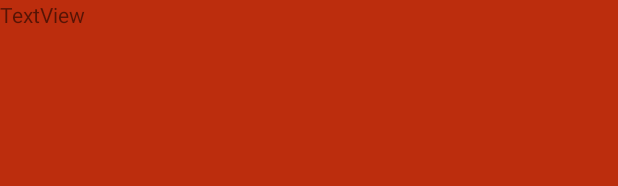
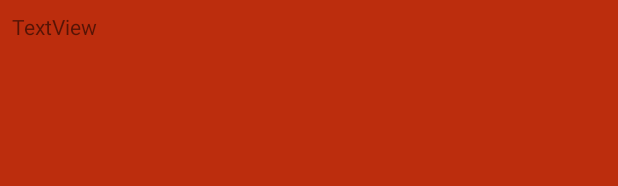
Before and after one commit to Sergiooo97/ntcad, an Android app: the layout activity_main.xml on its own in the app's theme, with its tools: preview values and no code run, on a phone screen of 412 x 824 dp. Shown: the top 186 px of the screen. Run offline under Robolectric (Android 15) with nearby library versions, the phone set to English and light mode, and no system bars.

```diff
--- a/ncad/SplashtoHomeAngga-master/app/src/main/res/layout/activity_main.xml
+++ b/ncad/SplashtoHomeAngga-master/app/src/main/res/layout/activity_main.xml
@@ -332,7 +332,16 @@
         android:id="@+id/tv2"
         android:layout_width="wrap_content"
         android:layout_height="wrap_content"
-        android:text="TextView" />
+        android:layout_marginStart="8dp"
+        android:layout_marginTop="8dp"
+        android:layout_marginEnd="8dp"
+        android:text="TextView"
+        app:layout_constraintBottom_toBottomOf="@+id/txtins"
+        app:layout_constraintEnd_toEndOf="parent"
+        app:layout_constraintHorizontal_bias="0.0"
+        app:layout_constraintStart_toStartOf="parent"
+        app:layout_constraintTop_toTopOf="parent"
+        app:layout_constraintVertical_bias="0.0" />
 
     <Spinner
         android:id="@+id/spmenu"
--- a/ncad/SplashtoHomeAngga-master/app/src/main/res/layout/anio_uno.xml
+++ b/ncad/SplashtoHomeAngga-master/app/src/main/res/layout/anio_uno.xml
@@ -3,7 +3,7 @@
     xmlns:tools="http://schemas.android.com/tools"
     android:layout_width="match_parent"
     android:layout_height="match_parent"
-    android:background="@drawable/libre"
+    android:background="@drawable/libreta2"
     android:alpha="2.0">
 
     <TextView
--- a/ncad/SplashtoHomeAngga-master/app/src/main/res/layout/formulario_layout.xml
+++ b/ncad/SplashtoHomeAngga-master/app/src/main/res/layout/formulario_layout.xml
@@ -2,7 +2,7 @@
 <LinearLayout android:orientation="vertical" android:layout_width="fill_parent"
     android:layout_height="wrap_content"
     android:rotationX="0.0"
-    android:background="#ffffefb1"
+    android:background="@drawable/libreta2"
     xmlns:android="http://schemas.android.com/apk/res/android" xmlns:app="http://schemas.android.com/apk/res-auto">
 
 
@@ -121,7 +121,8 @@
                             android:layout_height="44.0dip"
                             android:layout_marginTop="10.0dip"
                             android:width="0.0dip"
-                            android:background="@drawable/rnr"
+                            android:background="@drawable/bginput2"
+                            android:elevation="8dp"
                             android:ems="10"
                             android:gravity="center"
                             android:hint="Ingresar nombreeee"
```
Also changed, not shown: ncad/SplashtoHomeAngga-master/app/src/main/java/com/example/anggarisky/splashtohomeangga/Consulta.java (+73 -68 lines), ncad/SplashtoHomeAngga-master/app/src/main/java/com/example/anggarisky/splashtohomeangga/MainActivity.java (+9 -0 lines), ncad/SplashtoHomeAngga-master/app/src/main/java/com/example/anggarisky/splashtohomeangga/Primergrado.java (+24 -2 lines), ncad/SplashtoHomeAngga-master/app/src/main/java/com/example/anggarisky/splashtohomeangga/RecyclerVIewAdap1.java (+9 -1 lines), ncad/SplashtoHomeAngga-master/app/src/main/res/layout/item_estudiante1.xml (+17 -16 lines), ncad/SplashtoHomeAngga-master/app/src/main/res/drawable/libreta2.png (added).
